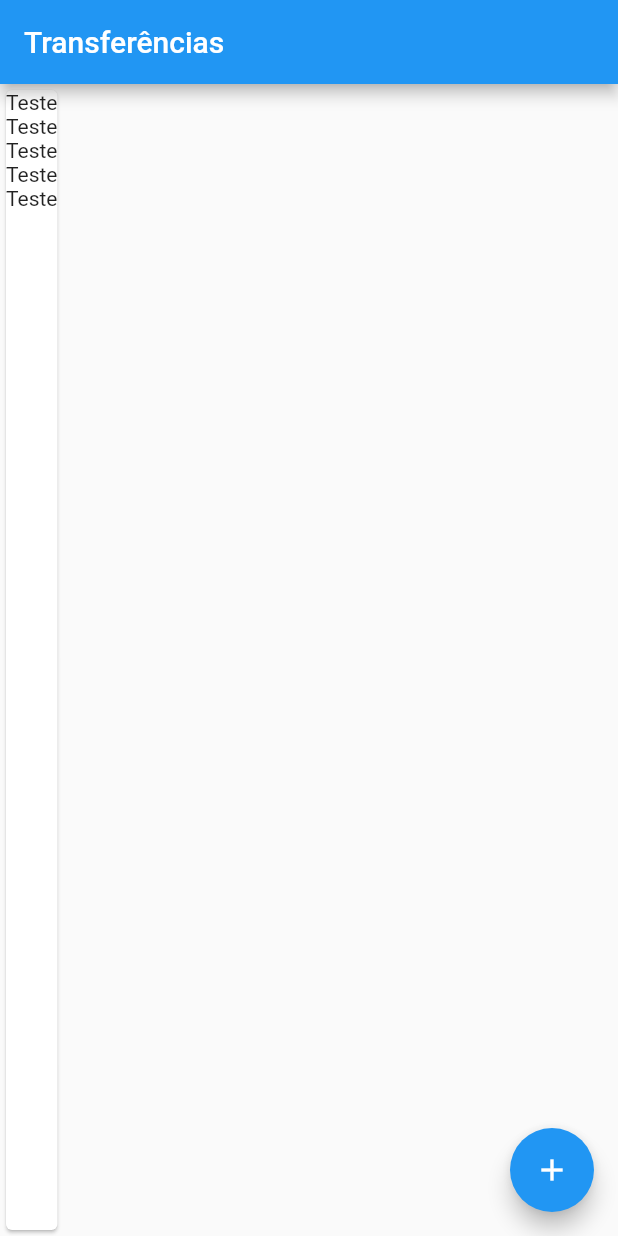
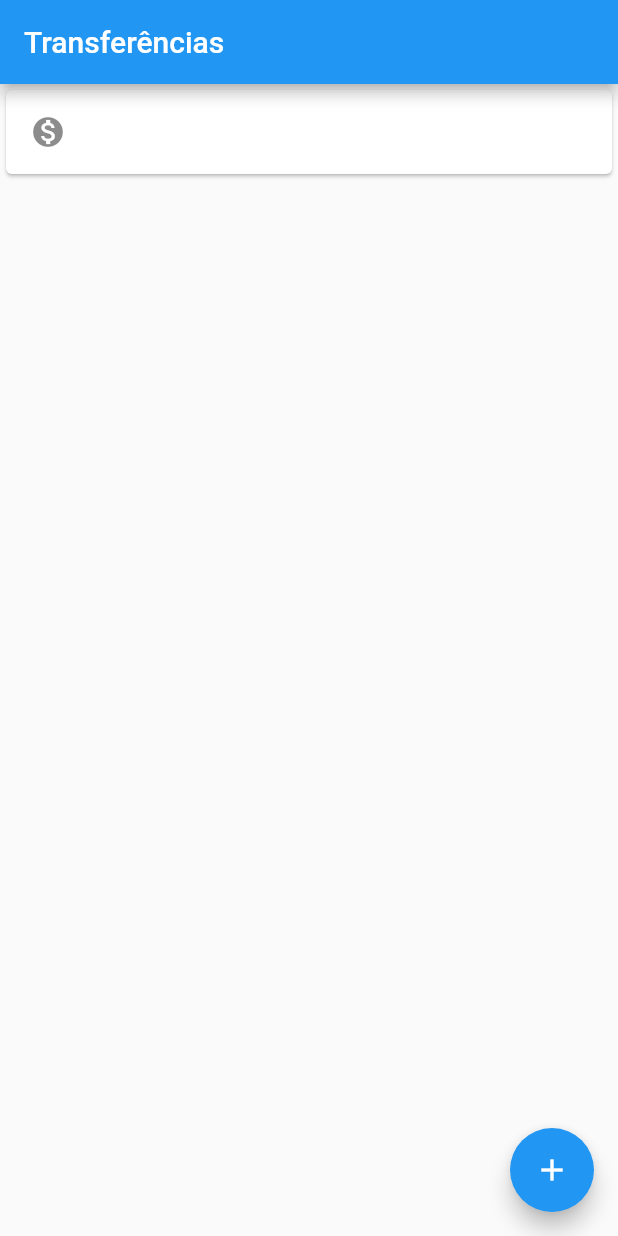
Before and after one commit to danielsantos/bytebank, a Flutter app: the screen it shows after launch, on a phone screen of 412 x 824 dp. Run offline on Flutter 3.47's test engine with Material 2 defaults, Android fonts, the phone set to English and light mode, and no system bars.

Commit message:
Scaffold - Body with Card and ListTile

```diff
--- a/lib/main.dart
+++ b/lib/main.dart
@@ -5,15 +5,9 @@ void main() =>
     runApp(MaterialApp(
         home: Scaffold(
           body: Card(
-            child: Column(
-              children: <Widget>[
-                Text('Teste'),
-                Text('Teste'),
-                Text('Teste'),
-                Text('Teste'),
-                Text('Teste'),
-              ],
-            ),
+            child: ListTile(
+              leading: Icon(Icons.monetization_on),
+            )
           ),
           appBar: AppBar(
             title: Text('Transferências'),
```
